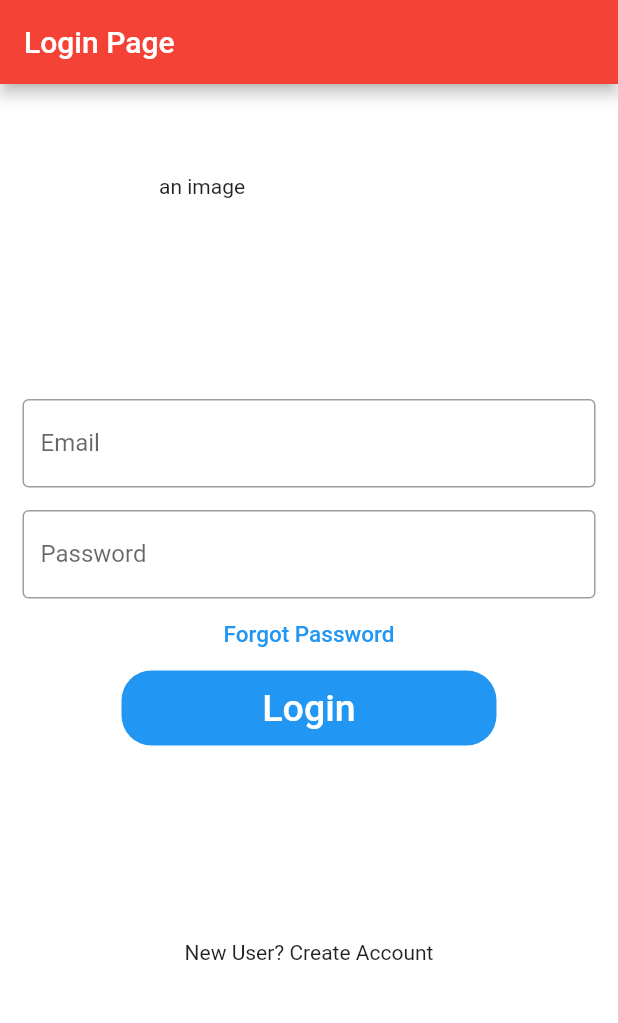
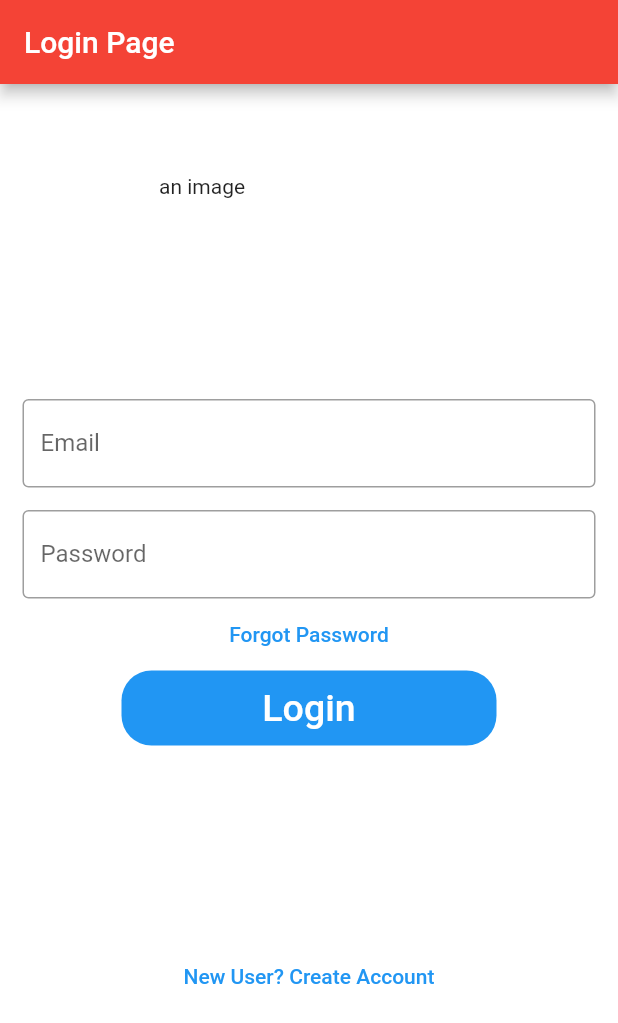
Before and after one commit to Lsfhv/bike-tour-app, a Flutter app: the screen it shows after launch, on a phone screen of 412 x 824 dp. Shown: the top 1023 px of the screen. Run offline on Flutter 3.47's test engine with Material 2 defaults, Android fonts, the phone set to English and light mode, and no system bars; our stand-ins replace firebase_core, google_maps_flutter; accounts and stored records are empty.

Commit message:
visual changes

```diff
--- a/lib/screens/login_screen.dart
+++ b/lib/screens/login_screen.dart
@@ -59,9 +59,9 @@ class _LoginPageState extends State<LoginPage> {
               onPressed: () {
                 //TODO FORGOT PASSWORD SCREEN GOES HERE
               },
-              child: Text(
-                'Forgot Password',
-                style: TextStyle(color: Colors.blue, fontSize: 15),
+              child: Text("Forgot Password"),
+              style: TextButton.styleFrom(
+                primary: Colors.blue,
               ),
             ),
             Container(
@@ -83,7 +83,13 @@ class _LoginPageState extends State<LoginPage> {
             SizedBox(
               height: 130,
             ),
-            Text('New User? Create Account')
+            TextButton(
+              onPressed: () {},
+              child: Text("New User? Create Account"),
+              style: TextButton.styleFrom(
+                primary: Colors.blue,
+              ),
+            ),
           ],
         ),
       ),
```
